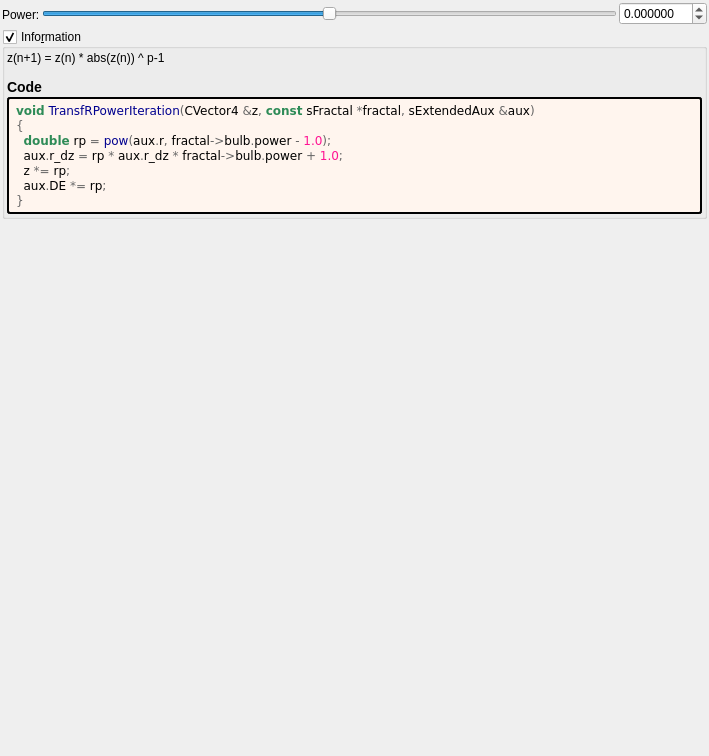
Qt form mandelbulber2/formula/ui/fractal_transf_r_power.ui (buddhi1980/mandelbulber2) before a commit.
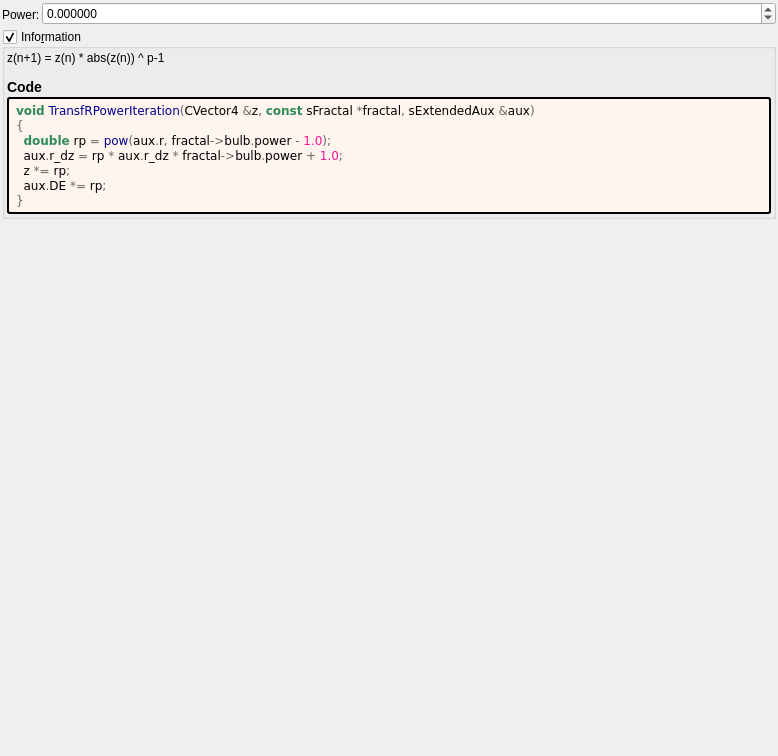
The same form after that commit. Custom widgets are drawn as their Qt base class.

The edit to the form file:
```diff
--- a/mandelbulber2/formula/ui/fractal_transf_r_power.ui
+++ b/mandelbulber2/formula/ui/fractal_transf_r_power.ui
@@ -6,7 +6,7 @@
    <rect>
     <x>0</x>
     <y>0</y>
-    <width>709</width>
+    <width>778</width>
     <height>756</height>
    </rect>
   </property>
@@ -30,11 +30,11 @@
     <number>2</number>
    </property>
    <item>
-    <layout class="QGridLayout" name="gridLayout">
+    <layout class="QGridLayout" name="gridLayout" columnstretch="0,1">
      <property name="spacing">
       <number>2</number>
      </property>
-     <item row="0" column="2">
+     <item row="0" column="1">
       <widget class="MyDoubleSpinBox" name="spinbox_power">
        <property name="sizePolicy">
         <sizepolicy hsizetype="Minimum" vsizetype="Maximum">
@@ -62,31 +62,6 @@
        </property>
       </widget>
      </item>
-     <item row="0" column="1">
-      <widget class="QSlider" name="slider_power">
-       <property name="sizePolicy">
-        <sizepolicy hsizetype="Expanding" vsizetype="Maximum">
-         <horstretch>0</horstretch>
-         <verstretch>0</verstretch>
-        </sizepolicy>
-       </property>
-       <property name="minimum">
-        <number>-10000000</number>
-       </property>
-       <property name="maximum">
-        <number>10000000</number>
-       </property>
-       <property name="value">
-        <number>0</number>
-       </property>
-       <property name="sliderPosition">
-        <number>0</number>
-       </property>
-       <property name="orientation">
-        <enum>Qt::Horizontal</enum>
-       </property>
-      </widget>
-     </item>
      <item row="0" column="0" rowspan="2">
       <widget class="QLabel" name="label_108">
        <property name="text">
@@ -188,17 +163,17 @@
   </layout>
  </widget>
  <customwidgets>
-  <customwidget>
-   <class>MyDoubleSpinBox</class>
-   <extends>QDoubleSpinBox</extends>
-   <header>my_double_spin_box.h</header>
-  </customwidget>
   <customwidget>
    <class>MyGroupBox</class>
    <extends>QGroupBox</extends>
    <header>my_group_box.h</header>
    <container>1</container>
   </customwidget>
+  <customwidget>
+   <class>MyDoubleSpinBox</class>
+   <extends>QDoubleSpinBox</extends>
+   <header>my_double_spin_box.h</header>
+  </customwidget>
  </customwidgets>
  <tabstops>
   <tabstop>slider_power</tabstop>
```
Left out of the diff: 3 changed lines with no effect on the pictures.
